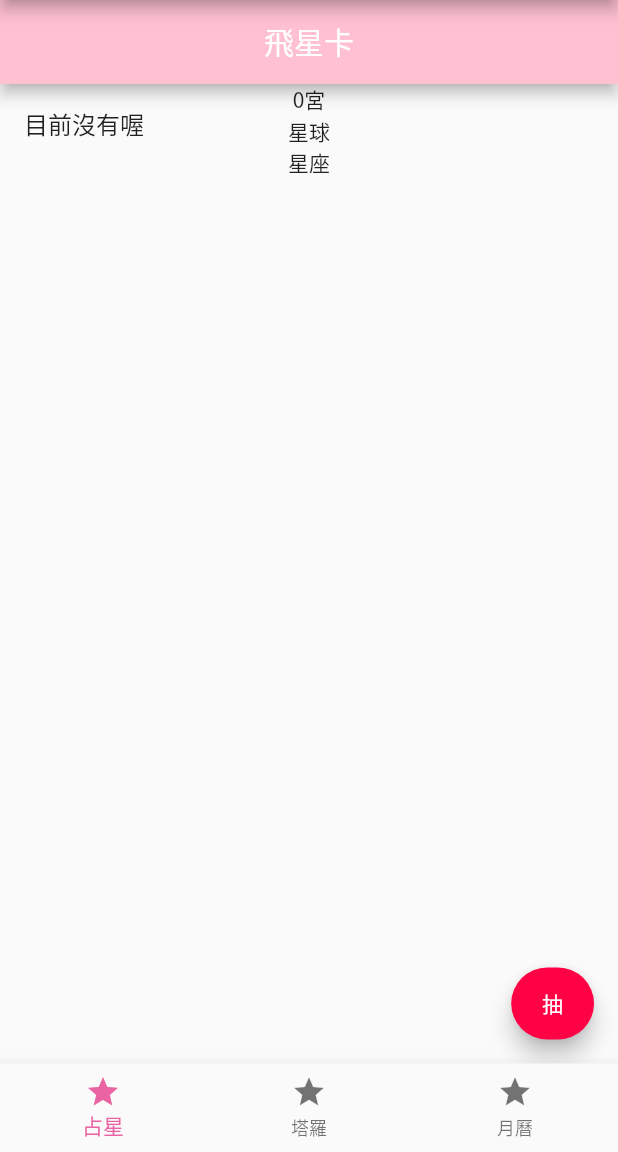
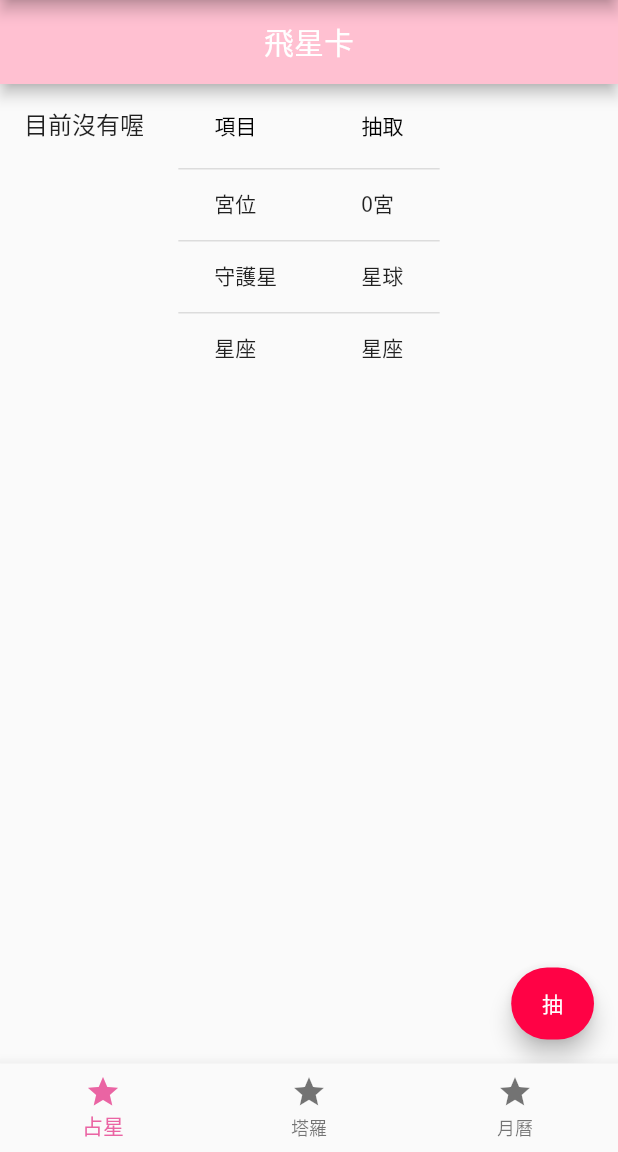
Before and after one commit to fanfaner1207/divination, a Flutter app: the screen it shows after launch, on a phone screen of 412 x 824 dp, the part 84-1236 px from its top. Run offline on Flutter 3.47's test engine with Material 2 defaults, Android fonts, the phone set to English and light mode, and no system bars; missing offline and left inert: bottom_drawer.

Commit message:
version 1.2.0 將宮位、守護星、星座改成DataTable

```diff
--- a/lib/main.dart
+++ b/lib/main.dart
@@ -12,9 +12,7 @@ class MyApp extends StatelessWidget {
   Widget build(BuildContext context) {
     return MaterialApp(
       theme: ThemeData(
-          // primarySwatch: Colors.pink,
-          visualDensity: VisualDensity.comfortable,
-          fontFamily: "NotoSansTC"),
+          visualDensity: VisualDensity.comfortable, fontFamily: "NotoSansTC"),
       home: const Mystatefulwidget(),
     );
   }
--- a/lib/tabs/astrology.dart
+++ b/lib/tabs/astrology.dart
@@ -14,7 +14,6 @@ import '../data/constants.dart';
 BottomDrawerController controller = BottomDrawerController();
 Widget buildBottomDrawer(BuildContext context) {
   return BottomDrawer(
-    /// your customized drawer header.
     header: const Center(
         child: Text(
       "歷史紀錄",
@@ -22,7 +21,6 @@ Widget buildBottomDrawer(BuildContext context) {
           fontFamily: "NotoSansTC", fontSize: 18, fontWeight: FontWeight.w500),
     )),
 
-    /// your customized drawer body.
     body: ListView.builder(
         itemCount: history.length,
         itemBuilder: (context, index) {
@@ -51,10 +49,6 @@ class Astrology extends StatefulWidget {
   @override
   State<Astrology> createState() => _AstrologyState();
 }
-
-List<Widget> testhistory = const [
-  TableCell(child: Center(child: Text('John'))),
-];
 
 class _AstrologyState extends State<Astrology> {
   void addHistory() {
@@ -91,9 +85,23 @@ class _AstrologyState extends State<Astrology> {
                 child: Column(
               mainAxisSize: MainAxisSize.max,
               children: [
-                Text('$_house宮'),
-                Text('${planet[_planetNum]}'),
-                Text('${starSign[_starSignNum]}'),
+                DataTable(columns: const [
+                  DataColumn(label: Text('項目')),
+                  DataColumn(label: Text('抽取'))
+                ], rows: [
+                  DataRow(cells: [
+                    const DataCell(Text('宮位')),
+                    DataCell(Text('$_house宮'))
+                  ]),
+                  DataRow(cells: [
+                    const DataCell(Text('守護星')),
+                    DataCell(Text('${planet[_planetNum]}'))
+                  ]),
+                  DataRow(cells: [
+                    const DataCell(Text('星座')),
+                    DataCell(Text('${starSign[_starSignNum]}'))
+                  ]),
+                ])
               ],
             )),
             buildBottomDrawer(context)
```
